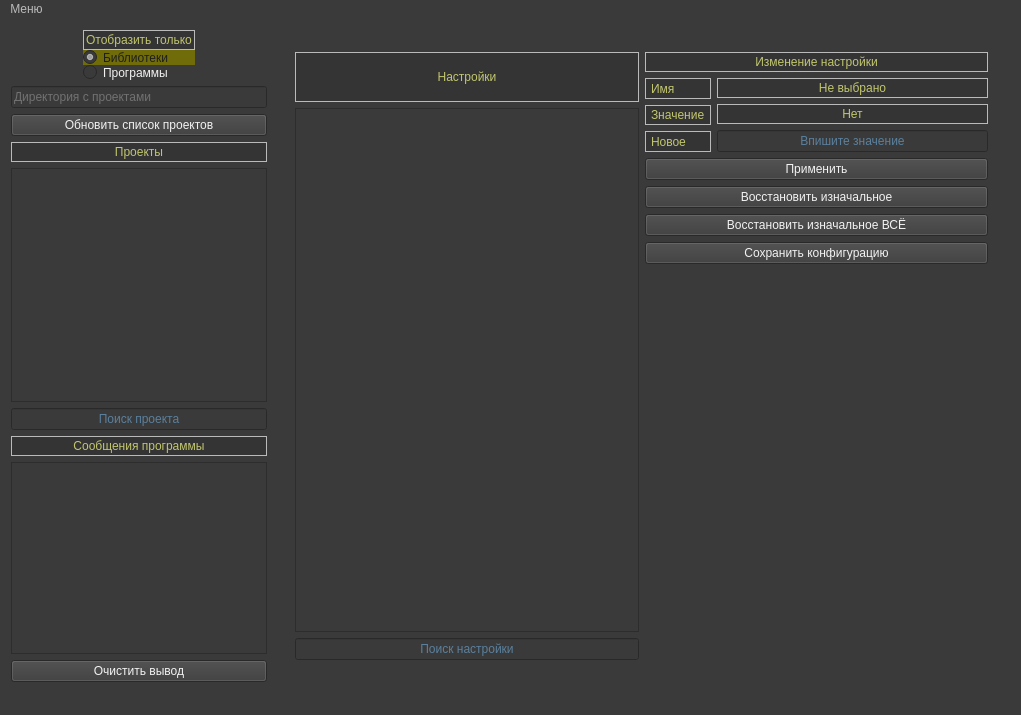
Old version of the form src/gui/mainwindow.ui in the repository VinTRiZz/ProjectUtility.
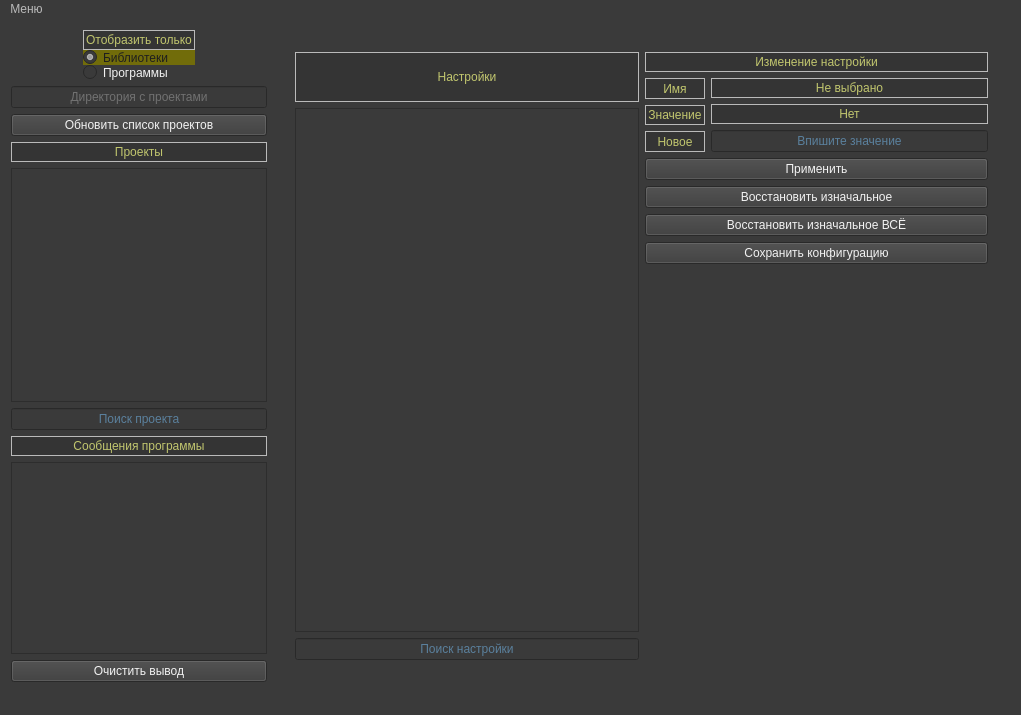
New version of the form. The open tabs and pages were chosen to show the change.

What changed in the file:
```diff
--- a/src/gui/mainwindow.ui
+++ b/src/gui/mainwindow.ui
@@ -911,6 +911,9 @@
                    <property name="text">
                     <string>Имя</string>
                    </property>
+                   <property name="alignment">
+                    <set>Qt::AlignCenter</set>
+                   </property>
                   </widget>
                  </item>
                  <item>
@@ -918,6 +921,9 @@
                    <property name="text">
                     <string>Значение</string>
                    </property>
+                   <property name="alignment">
+                    <set>Qt::AlignCenter</set>
+                   </property>
                   </widget>
                  </item>
                  <item>
@@ -925,6 +931,9 @@
                    <property name="text">
                     <string>Новое</string>
                    </property>
+                   <property name="alignment">
+                    <set>Qt::AlignCenter</set>
+                   </property>
                   </widget>
                  </item>
                 </layout>
@@ -1029,6 +1038,9 @@
           <property name="text">
            <string/>
           </property>
+          <property name="alignment">
+           <set>Qt::AlignCenter</set>
+          </property>
           <property name="placeholderText">
            <string>Директория с проектами</string>
           </property>
```
Left out of the diff: 6 changed lines with no effect on the pictures.
